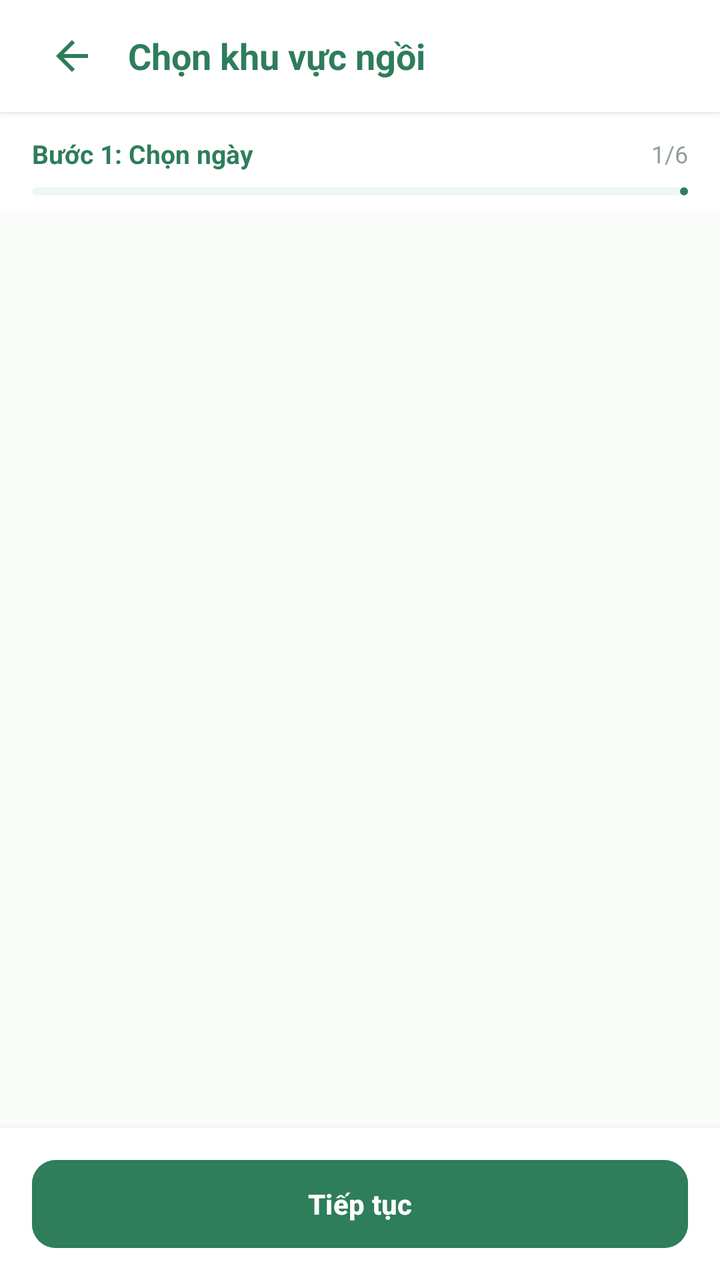
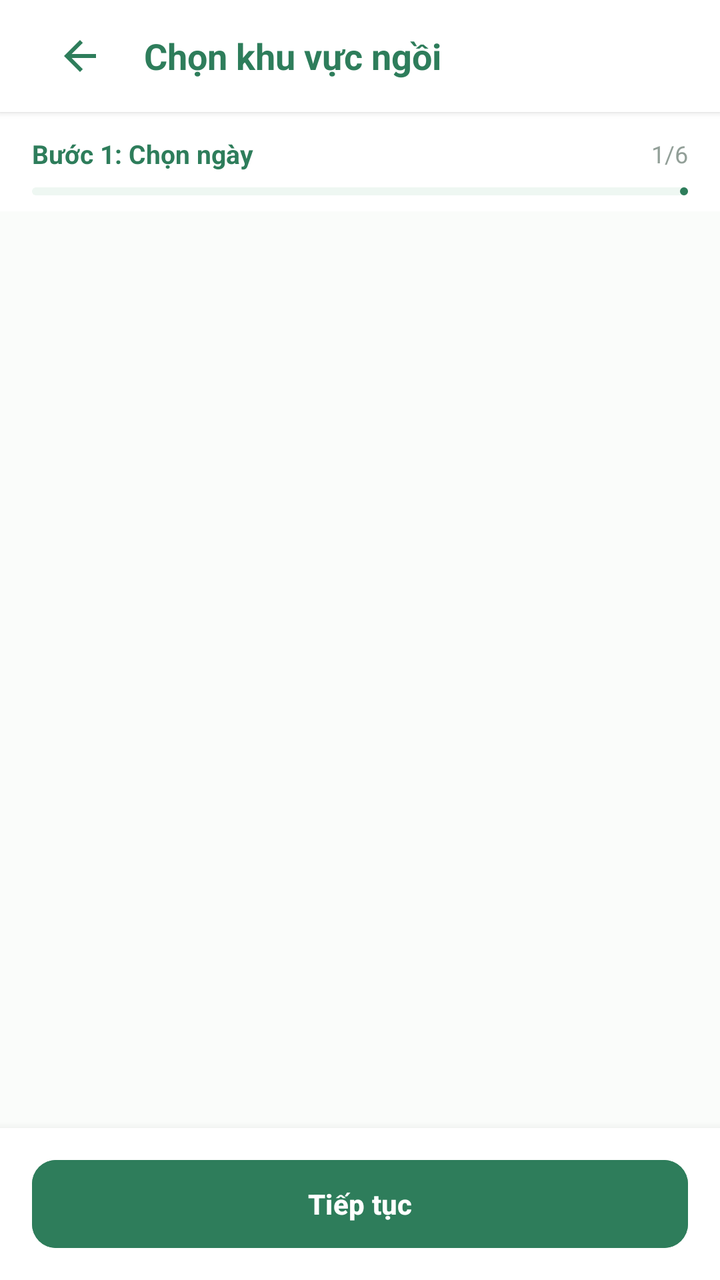

An Android layout rendered at two revisions. The XML below is the earlier revision; the diff shows what the commit changed to produce the second picture.
<!-- AndroidManifest.xml: application theme Theme.VietTable -->
<!-- res/layout/fragment_res_area.xml -->
<?xml version="1.0" encoding="utf-8"?>
<LinearLayout
    xmlns:android="http://schemas.android.com/apk/res/android"
    xmlns:app="http://schemas.android.com/apk/res-auto"
    android:layout_width="match_parent"
    android:layout_height="match_parent"
    android:background="@color/bg_cream"
    android:orientation="vertical">

    
    <LinearLayout
        android:layout_width="match_parent"
        android:layout_height="wrap_content"
        android:minHeight="56dp"
        android:tag="safe_top"
        android:background="@color/surface"
        android:elevation="2dp"
        android:gravity="center_vertical"
        android:orientation="horizontal"
        android:paddingHorizontal="16dp">

        <ImageButton
            android:id="@+id/btnBack"
            android:layout_width="40dp"
            android:layout_height="40dp"
            android:background="?attr/selectableItemBackgroundBorderless"
            android:src="@drawable/ic_back"
            app:tint="@color/primary" />

        <TextView
            android:layout_width="0dp"
            android:layout_height="wrap_content"
            android:layout_marginStart="8dp"
            android:layout_weight="1"
            android:text="Chọn khu vực ngồi"
            android:textColor="@color/primary"
            android:textSize="18sp"
            android:textStyle="bold" />
    </LinearLayout>

    <include
        android:id="@+id/wizardProgress"
        layout="@layout/view_wizard_progress" />

    <ScrollView
        android:layout_width="match_parent"
        android:layout_height="0dp"
        android:layout_weight="1"
        android:fillViewport="true">

        <LinearLayout
            android:id="@+id/layoutAreaCards"
            android:layout_width="match_parent"
            android:layout_height="wrap_content"
            android:orientation="vertical"
            android:padding="16dp" />
    </ScrollView>

    
    <LinearLayout
        android:layout_width="match_parent"
        android:layout_height="wrap_content"
        android:minHeight="72dp"
        android:tag="safe_bottom"
        android:background="@color/surface"
        android:elevation="8dp"
        android:gravity="center"
        android:paddingHorizontal="16dp"
        android:paddingVertical="12dp">

        <com.google.android.material.button.MaterialButton
            android:id="@+id/btnContinue"
            style="@style/Widget.VietTable.Button.Primary"
            android:layout_width="match_parent"
            android:layout_height="wrap_content"
            android:text="@string/btn_continue" />
    </LinearLayout>

</LinearLayout>
<!-- res/layout/view_wizard_progress.xml (included above) -->
<?xml version="1.0" encoding="utf-8"?>
<LinearLayout
    xmlns:android="http://schemas.android.com/apk/res/android"
    xmlns:app="http://schemas.android.com/apk/res-auto"
    android:layout_width="match_parent"
    android:layout_height="wrap_content"
    android:background="@color/surface"
    android:orientation="vertical"
    android:paddingHorizontal="16dp"
    android:paddingTop="12dp"
    android:paddingBottom="8dp">

    <LinearLayout
        android:layout_width="match_parent"
        android:layout_height="wrap_content"
        android:gravity="center_vertical"
        android:orientation="horizontal">

        <TextView
            android:id="@+id/tvWizardStepName"
            android:layout_width="0dp"
            android:layout_height="wrap_content"
            android:layout_weight="1"
            android:text="Bước 1: Chọn ngày"
            android:textColor="@color/primary"
            android:textSize="13sp"
            android:textStyle="bold" />

        <TextView
            android:id="@+id/tvWizardStepFraction"
            android:layout_width="wrap_content"
            android:layout_height="wrap_content"
            android:text="1/6"
            android:textColor="@color/text_tertiary"
            android:textSize="12sp" />
    </LinearLayout>

    <com.google.android.material.progressindicator.LinearProgressIndicator
        android:id="@+id/progressWizard"
        android:layout_width="match_parent"
        android:layout_height="4dp"
        android:layout_marginTop="8dp"
        app:indicatorColor="@color/primary"
        app:trackColor="@color/primary_container"
        app:trackCornerRadius="2dp" />

</LinearLayout>
<!-- resources referenced by this layout -->
<resources>
  <color name="bg_cream">#FAFCFA</color>
  <color name="primary">#2E7D5B</color>
  <color name="primary_container">#EEF7F2</color>
  <color name="surface">#FFFFFF</color>
  <color name="text_tertiary">#929F98</color>
  <string name="btn_continue">Tiếp tục</string>
  <style name="Theme.VietTable" parent="Base.Theme.VietTable" />
  <dimen name="btn_height_primary">52dp</dimen>
  <dimen name="radius_medium">12dp</dimen>
  <style name="Base.Theme.VietTable" parent="Theme.Material3.Light.NoActionBar">
          
          <item name="colorPrimary">@color/primary</item>
          <item name="colorPrimaryDark">@color/primary_dark</item>
          <item name="colorOnPrimary">@color/on_primary</item>
          <item name="colorPrimaryContainer">@color/primary_container</item>
          <item name="colorOnPrimaryContainer">@color/on_primary_container</item>
  
          <item name="colorSecondary">@color/accent_gold</item>
          <item name="colorOnSecondary">@color/white</item>
          <item name="colorSecondaryContainer">@color/accent_gold_container</item>
          <item name="colorOnSecondaryContainer">@color/accent_gold_dark</item>
  
          <item name="android:colorBackground">@color/bg_cream</item>
          <item name="colorSurface">@color/surface</item>
          <item name="colorOnSurface">@color/text_primary</item>
          <item name="colorSurfaceVariant">@color/surface_variant</item>
  
          <item name="colorError">@color/semantic_error</item>
          <item name="colorOnError">@color/white</item>
  
          
          <item name="android:statusBarColor">@android:color/transparent</item>
          <item name="android:windowLightStatusBar">true</item>
          <item name="android:navigationBarColor">@android:color/transparent</item>
          <item name="android:windowLightNavigationBar">true</item>
  
          
          <item name="colorAccent">@color/primary</item>
          <item name="alertDialogTheme">@style/ThemeOverlay.VietTable.Dialog.Alert</item>
          <item name="materialAlertDialogTheme">@style/ThemeOverlay.VietTable.MaterialAlertDialog</item>
          <item name="buttonBarPositiveButtonStyle">@style/Widget.VietTable.Dialog.Button.Positive</item>
          <item name="buttonBarNegativeButtonStyle">@style/Widget.VietTable.Dialog.Button.Negative</item>
          <item name="buttonBarNeutralButtonStyle">@style/Widget.VietTable.Dialog.Button.Neutral</item>
          <item name="materialButtonStyle">@style/Widget.VietTable.Button.Primary</item>
          <item name="materialButtonOutlinedStyle">@style/Widget.VietTable.Button.Outlined</item>
          <item name="borderlessButtonStyle">@style/Widget.VietTable.Button.Text</item>
          <item name="materialCardViewStyle">@style/Widget.VietTable.Card</item>
          <item name="textInputStyle">@style/Widget.VietTable.TextInputLayout</item>
          <item name="toolbarStyle">@style/Widget.VietTable.Toolbar</item>
          <item name="bottomNavigationStyle">@style/Widget.VietTable.BottomNavigationView</item>
      </style>
  <dimen name="text_button">14sp</dimen>
  <color name="primary_dark">#24654A</color>
  <color name="on_primary">#FFFFFF</color>
  <color name="on_primary_container">#1B4E38</color>
  <color name="accent_gold">#CCA862</color>
  <color name="white">#FFFFFFFF</color>
  <color name="accent_gold_container">#FAF5EB</color>
  <color name="accent_gold_dark">#9E7D33</color>
  <color name="text_primary">#222D27</color>
  <color name="surface_variant">#F3F7F5</color>
  <color name="semantic_error">#D32F2F</color>
  <color name="text_secondary">#68766E</color>
  <color name="transparent">#00000000</color>
  <dimen name="radius_large">16dp</dimen>
  <dimen name="card_elevation">1.5dp</dimen>
  <color name="divider">#E9EFEB</color>
  <dimen name="card_stroke_width">1dp</dimen>
  <style name="TextAppearance.VietTable.BottomNav.Label" parent="TextAppearance.Material3.LabelSmall">
          <item name="android:textSize">11sp</item>
          <item name="android:textStyle">normal</item>
      </style>
  <!-- unchanged entries left out for length: 17 -->
</resources>

<!-- the commit's change to res/layout/fragment_res_area.xml (unified diff, before → after) -->
@@ -21,8 +21,9 @@
 
         <ImageButton
             android:id="@+id/btnBack"
-            android:layout_width="40dp"
-            android:layout_height="40dp"
+            android:layout_width="48dp"
+            android:layout_height="48dp"
+            android:contentDescription="@string/a11y_back"
             android:background="?attr/selectableItemBackgroundBorderless"
             android:src="@drawable/ic_back"
             app:tint="@color/primary" />
<!-- resource entries referenced after the edit -->
@@ -5,6 +5,7 @@
   <color name="primary_container">#EEF7F2</color>
   <color name="surface">#FFFFFF</color>
   <color name="text_tertiary">#929F98</color>
+  <string name="a11y_back">Quay lại</string>
   <string name="btn_continue">Tiếp tục</string>
   <style name="Theme.VietTable" parent="Base.Theme.VietTable" />
   <dimen name="btn_height_primary">52dp</dimen>
@@ -34,7 +35,6 @@
           <item name="android:statusBarColor">@android:color/transparent</item>
           <item name="android:windowLightStatusBar">true</item>
           <item name="android:navigationBarColor">@android:color/transparent</item>
-          <item name="android:windowLightNavigationBar">true</item>
   
           
           <item name="colorAccent">@color/primary</item>
